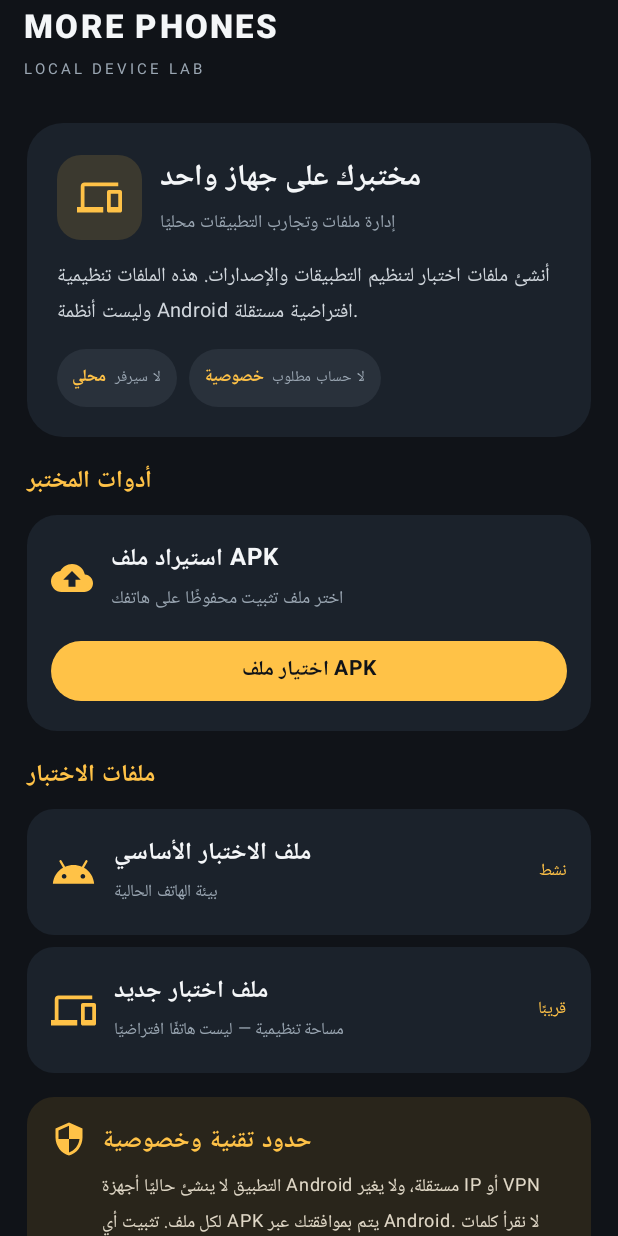
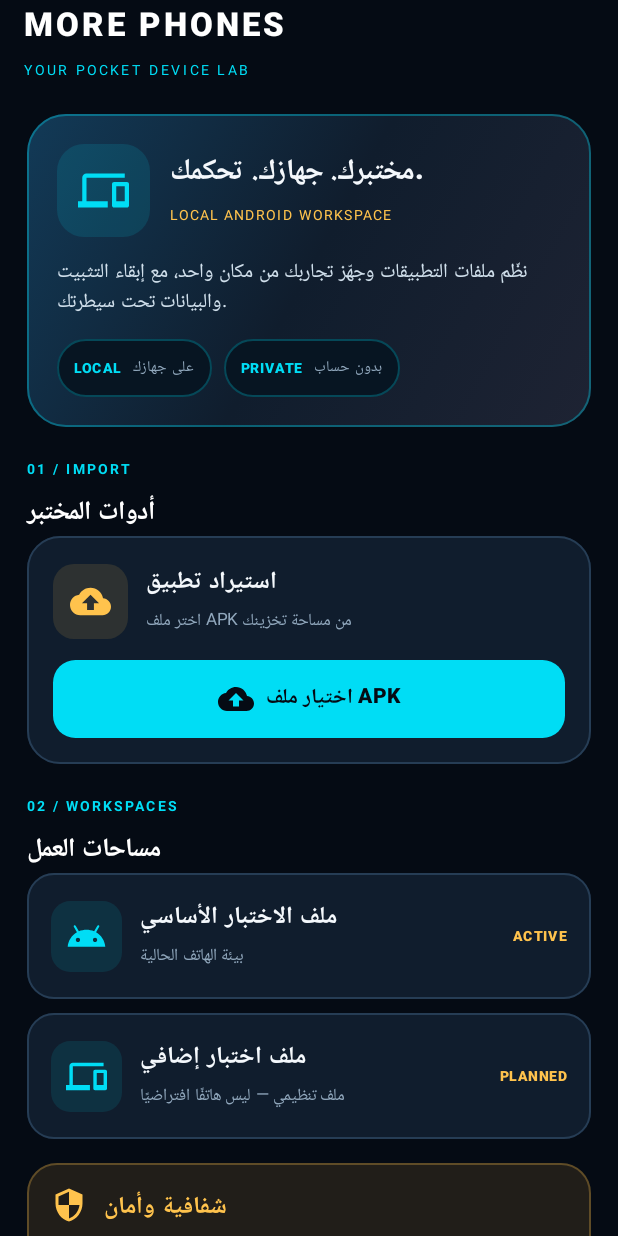
Before and after one commit to omegathor3-afk/more-phones, an Android app built with Jetpack Compose: the screen it shows after launch (MainActivity), on a phone screen of 412 x 824 dp. Run offline under Robolectric (Android 15) with nearby library versions, the phone set to English and light mode, and no system bars.

Commit message:
Redesign MORE PHONES visual identity

```diff
--- a/app/src/main/java/com/omega/morephones/MainActivity.kt
+++ b/app/src/main/java/com/omega/morephones/MainActivity.kt
@@ -7,6 +7,7 @@ import androidx.activity.ComponentActivity
 import androidx.activity.compose.rememberLauncherForActivityResult
 import androidx.activity.compose.setContent
 import androidx.activity.result.contract.ActivityResultContracts
+import androidx.compose.foundation.background
 import androidx.compose.foundation.layout.*
 import androidx.compose.foundation.lazy.LazyColumn
 import androidx.compose.foundation.shape.RoundedCornerShape
@@ -21,16 +22,19 @@ import androidx.compose.material3.*
 import androidx.compose.runtime.*
 import androidx.compose.ui.Alignment
 import androidx.compose.ui.Modifier
+import androidx.compose.ui.graphics.Brush
 import androidx.compose.ui.graphics.Color
 import androidx.compose.ui.platform.LocalContext
 import androidx.compose.ui.text.font.FontWeight
 import androidx.compose.ui.unit.dp
 import androidx.compose.ui.unit.sp
 
-private val Ink = Color(0xFF101318)
-private val Panel = Color(0xFF1B222B)
-private val Gold = Color(0xFFFFC247)
-private val Muted = Color(0xFF9AA6B2)
+private val Ink = Color(0xFF050B14)
+private val Panel = Color(0xFF101D2D)
+private val PanelLight = Color(0xFF172A40)
+private val Cyan = Color(0xFF00DDF5)
+private val Gold = Color(0xFFFFC34D)
+private val Muted = Color(0xFF91A8BD)
 
 class MainActivity : ComponentActivity() {
     override fun onCreate(savedInstanceState: Bundle?) {
@@ -45,28 +49,29 @@ private fun MorePhonesApp() {
     val context = LocalContext.current
     var selectedApk by remember { mutableStateOf<Uri?>(null) }
     var selectedName by remember { mutableStateOf<String?>(null) }
-    var message by remember { mutableStateOf("مساحة عمل محلية على هذا الهاتف") }
+    var message by remember { mutableStateOf("مساحة عمل محلية وآمنة على هاتفك") }
 
     val apkPicker = rememberLauncherForActivityResult(ActivityResultContracts.OpenDocument()) { uri ->
         if (uri != null) {
             selectedApk = uri
             selectedName = uri.lastPathSegment?.substringAfterLast('/') ?: "APK selected"
-            message = "تم اختيار ملف. التثبيت يحتاج موافقتك من مثبت Android."
+            message = "تم اختيار الملف. التثبيت النهائي بموافقتك عبر Android."
         }
     }
 
     MaterialTheme(colorScheme = darkColorScheme(
-        primary = Gold, onPrimary = Ink, background = Ink, surface = Panel,
-        onSurface = Color(0xFFF4F6F8), secondary = Color(0xFF7FC8B5)
+        primary = Cyan, onPrimary = Ink, background = Ink, surface = Panel,
+        onSurface = Color(0xFFF4F8FC), secondary = Gold,
+        surfaceVariant = PanelLight, onSurfaceVariant = Muted
     )) {
         Scaffold(
             containerColor = Ink,
             topBar = {
                 TopAppBar(
                     title = {
-                        Column {
-                            Text("MORE PHONES", fontWeight = FontWeight.Black, letterSpacing = 1.5.sp)
-                            Text("LOCAL DEVICE LAB", color = Muted, fontSize = 10.sp, letterSpacing = 2.sp)
+                        Column(verticalArrangement = Arrangement.spacedBy(2.dp)) {
+                            Text("MORE PHONES", fontWeight = FontWeight.Black, letterSpacing = 2.sp, color = Color.White)
+                            Text("YOUR POCKET DEVICE LAB", color = Cyan, fontSize = 9.sp, letterSpacing = 2.2.sp)
                         }
                     },
                     colors = TopAppBarDefaults.topAppBarColors(containerColor = Ink)
@@ -75,50 +80,69 @@ private fun MorePhonesApp() {
         ) { padding ->
             LazyColumn(
                 modifier = Modifier.fillMaxSize().padding(padding),
-                contentPadding = PaddingValues(18.dp),
+                contentPadding = PaddingValues(start = 18.dp, end = 18.dp, top = 12.dp, bottom = 28.dp),
                 verticalArrangement = Arrangement.spacedBy(16.dp)
             ) {
                 item {
-                    Card(colors = CardDefaults.cardColors(containerColor = Panel), shape = RoundedCornerShape(24.dp)) {
-                        Column(Modifier.padding(20.dp), verticalArrangement = Arrangement.spacedBy(12.dp)) {
-                            Row(verticalAlignment = Alignment.CenterVertically) {
-                                Surface(color = Gold.copy(alpha = .14f), shape = RoundedCornerShape(16.dp)) {
-                                    Icon(Icons.Default.Devices, null, tint = Gold, modifier = Modifier.padding(13.dp).size(30.dp))
+                    Card(
+                        colors = CardDefaults.cardColors(containerColor = Panel),
+                        shape = RoundedCornerShape(26.dp),
+                        border = androidx.compose.foundation.BorderStroke(1.dp, Cyan.copy(alpha = .35f))
+                    ) {
+                        Box(Modifier.background(Brush.linearGradient(listOf(Color(0xFF123A57), Color(0xFF101D2D), Color(0xFF1E2333))))) {
+                            Column(Modifier.padding(20.dp), verticalArrangement = Arrangement.spacedBy(13.dp)) {
+                                Row(verticalAlignment = Alignment.CenterVertically) {
+                                    Surface(color = Cyan.copy(alpha = .12f), shape = RoundedCornerShape(18.dp)) {
+                                        Icon(Icons.Default.Devices, null, tint = Cyan, modifier = Modifier.padding(14.dp).size(34.dp))
+                                    }
+                                    Spacer(Modifier.width(13.dp))
+                                    Column {
+                                        Text("مختبرك. جهازك. تحكمك.", fontSize = 19.sp, fontWeight = FontWeight.ExtraBold)
+                                        Text("LOCAL ANDROID WORKSPACE", color = Gold, fontSize = 9.sp, letterSpacing = 1.4.sp)
+                                    }
                                 }
-                                Spacer(Modifier.width(12.dp))
-                                Column {
-                                    Text("مختبرك على جهاز واحد", fontSize = 20.sp, fontWeight = FontWeight.Bold)
-                                    Text("إدارة ملفات وتجارب التطبيقات محليًا", color = Muted, fontSize = 12.sp)
+                                Text(
+                                    "نظّم ملفات التطبيقات وجهّز تجاربك من مكان واحد، مع إبقاء التثبيت والبيانات تحت سيطرتك.",
+                                    color = Color(0xFFD1E0EC), fontSize = 13.sp, lineHeight = 20.sp
+                                )
+                                Row(horizontalArrangement = Arrangement.spacedBy(8.dp)) {
+                                    InfoChip("LOCAL", "على جهازك")
+                                    InfoChip("PRIVATE", "بدون حساب")
                                 }
-                            }
-                            Text("أنشئ ملفات اختبار لتنظيم التطبيقات والإصدارات. هذه الملفات تنظيمية وليست أنظمة Android افتراضية مستقلة.", color = Color(0xFFD0D6DC), fontSize = 13.sp)
-                            Row(horizontalArrangement = Arrangement.spacedBy(8.dp)) {
-                                InfoChip("محلي", "لا سيرفر")
-                                InfoChip("خصوصية", "لا حساب مطلوب")
                             }
                         }
                     }
                 }
                 item {
-                    Text("أدوات المختبر", color = Gold, fontWeight = FontWeight.Bold)
-                    Spacer(Modifier.height(8.dp))
-                    Card(colors = CardDefaults.cardColors(containerColor = Panel), shape = RoundedCornerShape(20.dp)) {
-                        Column(Modifier.padding(16.dp), verticalArrangement = Arrangement.spacedBy(12.dp)) {
+                    SectionTitle("أدوات المختبر", "01 / IMPORT")
+                    Card(
+                        colors = CardDefaults.cardColors(containerColor = Panel),
+                        shape = RoundedCornerShape(22.dp),
+                        border = androidx.compose.foundation.BorderStroke(1.dp, Color(0xFF263D55))
+                    ) {
+                        Column(Modifier.padding(17.dp), verticalArrangement = Arrangement.spacedBy(13.dp)) {
                             Row(verticalAlignment = Alignment.CenterVertically) {
-                                Icon(Icons.Default.CloudUpload, null, tint = Gold, modifier = Modifier.size(28.dp))
+                                Surface(color = Gold.copy(alpha = .12f), shape = RoundedCornerShape(14.dp)) {
+                                    Icon(Icons.Default.CloudUpload, null, tint = Gold, modifier = Modifier.padding(11.dp).size(27.dp))
+                                }
                                 Spacer(Modifier.width(12.dp))
                                 Column(Modifier.weight(1f)) {
-                                    Text("استيراد ملف APK", fontWeight = FontWeight.Bold)
-                                    Text("اختر ملف تثبيت محفوظًا على هاتفك", color = Muted, fontSize = 12.sp)
+                                    Text("استيراد تطبيق", fontWeight = FontWeight.Bold, fontSize = 16.sp)
+                                    Text("اختر ملف APK من مساحة تخزينك", color = Muted, fontSize = 11.sp)
                                 }
                             }
                             Button(
                                 onClick = { apkPicker.launch(arrayOf("application/vnd.android.package-archive", "application/octet-stream")) },
-                                modifier = Modifier.fillMaxWidth(),
-                                colors = ButtonDefaults.buttonColors(containerColor = Gold, contentColor = Ink)
-                            ) { Text("اختيار ملف APK", fontWeight = FontWeight.Bold) }
+                                modifier = Modifier.fillMaxWidth().height(52.dp),
+                                shape = RoundedCornerShape(15.dp),
+                                colors = ButtonDefaults.buttonColors(containerColor = Cyan, contentColor = Ink)
+                            ) {
+                                Icon(Icons.Default.CloudUpload, null)
+                                Spacer(Modifier.width(8.dp))
+                                Text("اختيار ملف APK", fontWeight = FontWeight.ExtraBold)
+                            }
                             if (selectedApk != null) {
-                                HorizontalDivider(color = Color(0xFF36404B))
+                                HorizontalDivider(color = Color(0xFF29445D))
                                 Text(selectedName ?: "ملف APK محدد", color = Color.White, fontWeight = FontWeight.Medium)
                                 OutlinedButton(onClick = {
                                     try {
@@ -130,7 +154,7 @@ private fun MorePhonesApp() {
                                     } catch (_: Exception) {
                                         message = "تعذر فتح مثبت الحزم لهذا الملف."
                                     }
-                                }, modifier = Modifier.fillMaxWidth()) {
+                                }, modifier = Modifier.fillMaxWidth(), shape = RoundedCornerShape(14.dp)) {
                                     Icon(Icons.Default.InstallMobile, null)
                                     Spacer(Modifier.width(8.dp))
                                     Text("فتح مثبت Android")
@@ -140,21 +164,27 @@ private fun MorePhonesApp() {
                     }
                 }
                 item {
-                    Text("ملفات الاختبار", color = Gold, fontWeight = FontWeight.Bold)
-                    Spacer(Modifier.height(8.dp))
-                    LabProfileCard("ملف الاختبار الأساسي", "بيئة الهاتف الحالية", "نشط", Icons.Default.Android)
-                    Spacer(Modifier.height(8.dp))
-                    LabProfileCard("ملف اختبار جديد", "مساحة تنظيمية — ليست هاتفًا افتراضيًا", "قريبًا", Icons.Default.Devices)
+                    SectionTitle("مساحات العمل", "02 / WORKSPACES")
+                    LabProfileCard("ملف الاختبار الأساسي", "بيئة الهاتف الحالية", "ACTIVE", Icons.Default.Android)
+                    Spacer(Modifier.height(9.dp))
+                    LabProfileCard("ملف اختبار إضافي", "ملف تنظيمي — ليس هاتفًا افتراضيًا", "PLANNED", Icons.Default.Devices)
                 }
                 item {
-                    Card(colors = CardDefaults.cardColors(containerColor = Color(0xFF29251B)), shape = RoundedCornerShape(18.dp)) {
+                    Card(
+                        colors = CardDefaults.cardColors(containerColor = Color(0xFF211E19)),
+                        shape = RoundedCornerShape(20.dp),
+                        border = androidx.compose.foundation.BorderStroke(1.dp, Gold.copy(alpha = .28f))
+                    ) {
                         Row(Modifier.padding(16.dp), verticalAlignment = Alignment.Top) {
                             Icon(Icons.Default.Security, null, tint = Gold)
-                            Spacer(Modifier.width(10.dp))
+                            Spacer(Modifier.width(11.dp))
                             Column {
-                                Text("حدود تقنية وخصوصية", color = Gold, fontWeight = FontWeight.Bold)
-                                Spacer(Modifier.height(4.dp))
-                                Text("التطبيق لا ينشئ حاليًا أجهزة Android مستقلة، ولا يغيّر IP أو VPN لكل ملف. تثبيت أي APK يتم بموافقتك عبر Android. لا نقرأ كلمات المرور أو بيانات التطبيقات.", color = Color(0xFFE0D8C7), fontSize = 12.sp)
+                                Text("شفافية وأمان", color = Gold, fontWeight = FontWeight.Bold)
+                                Spacer(Modifier.height(5.dp))
+                                Text(
+                                    "الإصدار الحالي لا ينشئ أنظمة Android افتراضية مستقلة ولا يغيّر IP أو VPN لكل ملف. التثبيت يتم بموافقتك، ولا نقرأ كلمات المرور أو بيانات التطبيقات الخاصة.",
+                                    color = Color(0xFFE4DFD4), fontSize = 12.sp, lineHeight = 18.sp
+                                )
                             }
                         }
                     }
@@ -162,22 +192,32 @@ private fun MorePhonesApp() {
                 item {
                     Row(verticalAlignment = Alignment.CenterVertically) {
                         Icon(Icons.Default.Info, null, tint = Muted, modifier = Modifier.size(16.dp))
-                        Spacer(Modifier.width(6.dp))
+                        Spacer(Modifier.width(7.dp))
                         Text(message, color = Muted, fontSize = 11.sp)
                     }
                 }
-                item { Text("MORE PHONES • الإصدار 0.1.0", color = Muted, fontSize = 10.sp, modifier = Modifier.fillMaxWidth()) }
+                item {
+                    Text("MORE PHONES  •  BUILD 0.2.0", color = Muted, fontSize = 10.sp, letterSpacing = 1.5.sp)
+                }
             }
         }
     }
 }
 
 @Composable
+private fun SectionTitle(title: String, overline: String) {
+    Column(verticalArrangement = Arrangement.spacedBy(3.dp)) {
+        Text(overline, color = Cyan, fontSize = 9.sp, letterSpacing = 2.sp, fontWeight = FontWeight.Bold)
+        Text(title, color = Color.White, fontWeight = FontWeight.Bold, fontSize = 17.sp)
+    }
+}
+
+@Composable
 private fun InfoChip(title: String, value: String) {
-    Surface(color = Color(0xFF29313B), shape = RoundedCornerShape(50)) {
-        Row(Modifier.padding(horizontal = 10.dp, vertical = 7.dp), verticalAlignment = Alignment.CenterVertically) {
-            Text(title, color = Gold, fontSize = 11.sp, fontWeight = FontWeight.Bold)
-            Spacer(Modifier.width(5.dp))
+    Surface(color = Color(0xFF071522), shape = RoundedCornerShape(50), border = androidx.compose.foundation.BorderStroke(1.dp, Cyan.copy(alpha = .25f))) {
+        Row(Modifier.padding(horizontal = 11.dp, vertical = 7.dp), verticalAlignment = Alignment.CenterVertically) {
+            Text(title, color = Cyan, fontSize = 9.sp, fontWeight = FontWeight.Black, letterSpacing = 1.sp)
+            Spacer(Modifier.width(7.dp))
             Text(value, color = Muted, fontSize = 10.sp)
         }
     }
@@ -185,15 +225,21 @@ private fun InfoChip(title: String, value: String) {
 
 @Composable
 private fun LabProfileCard(title: String, subtitle: String, status: String, icon: androidx.compose.ui.graphics.vector.ImageVector) {
-    Card(colors = CardDefaults.cardColors(containerColor = Panel), shape = RoundedCornerShape(18.dp)) {
+    Card(
+        colors = CardDefaults.cardColors(containerColor = Panel),
+        shape = RoundedCornerShape(18.dp),
+        border = androidx.compose.foundation.BorderStroke(1.dp, Color(0xFF263D55))
+    ) {
         Row(Modifier.fillMaxWidth().padding(16.dp), verticalAlignment = Alignment.CenterVertically) {
-            Icon(icon, null, tint = Gold, modifier = Modifier.size(30.dp))
+            Surface(color = Cyan.copy(alpha = .10f), shape = RoundedCornerShape(13.dp)) {
+                Icon(icon, null, tint = Cyan, modifier = Modifier.padding(10.dp).size(27.dp))
+            }
             Spacer(Modifier.width(12.dp))
             Column(Modifier.weight(1f)) {
                 Text(title, fontWeight = FontWeight.Bold)
                 Text(subtitle, color = Muted, fontSize = 11.sp)
             }
-            Text(status, color = Gold, fontSize = 11.sp)
+            Text(status, color = Gold, fontSize = 9.sp, fontWeight = FontWeight.Black, letterSpacing = 1.sp)
         }
     }
 }
```
